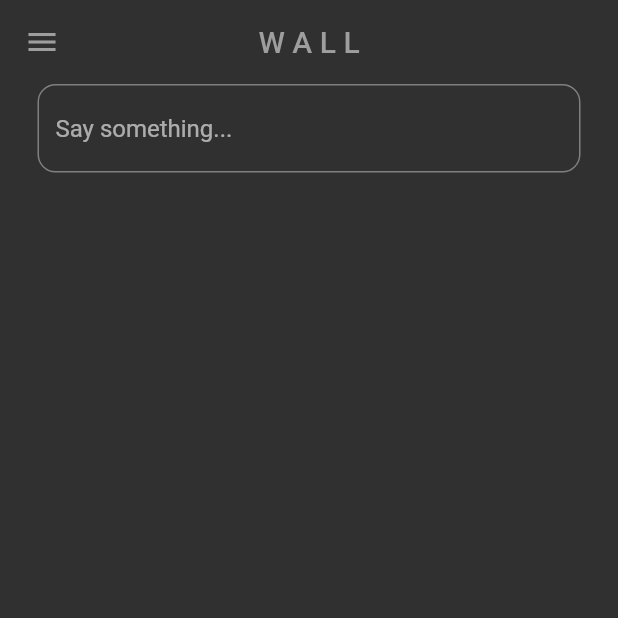
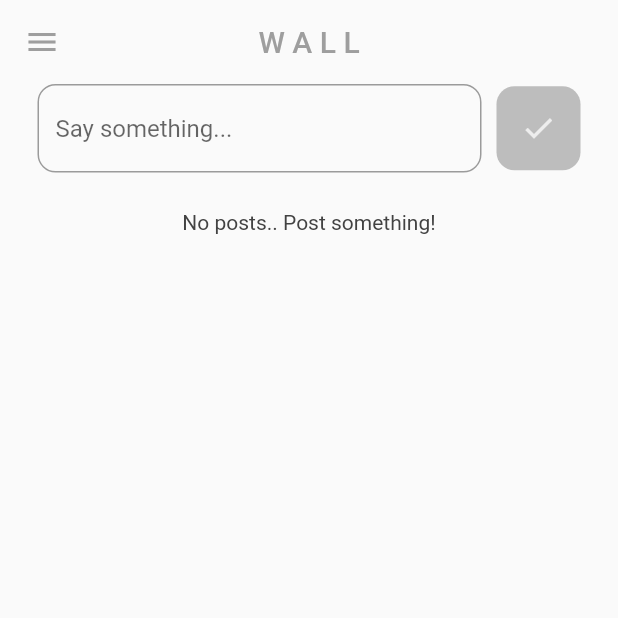
Before and after one commit to duyhayt/mini-app-firebase, a Flutter app: the screen it shows once a user with an empty profile is signed in, on a phone screen of 412 x 824 dp, the top half of it. Run offline on Flutter 3.47's test engine with Material 2 defaults, Android fonts, the phone set to English and light mode, and no system bars; our stand-ins replace cloud_firestore, firebase_auth, firebase_core; accounts and stored records are empty; network calls fail.

Commit message:
add post status

```diff
--- /dev/null
+++ b/lib/components/my_post_button.dart
@@ -0,0 +1,25 @@
+import 'package:flutter/material.dart';
+
+class MyPostButton extends StatelessWidget {
+  final void Function()? onTap;
+
+  const MyPostButton({super.key, this.onTap});
+
+  @override
+  Widget build(BuildContext context) {
+    return GestureDetector(
+      onTap: onTap,
+      child: Container(
+        decoration: BoxDecoration(color: Theme.of(context).colorScheme.secondary, borderRadius: BorderRadius.circular(12)),
+        padding: const EdgeInsets.all(16),
+        margin: const EdgeInsets.only(left: 10),
+        child: Center(
+          child: Icon(
+            Icons.done,
+            color: Theme.of(context).colorScheme.primary,
+          ),
+        ),
+      ),
+    );
+  }
+}
--- a/lib/database/firestore.dart
+++ b/lib/database/firestore.dart
@@ -1,4 +1,17 @@
+import 'package:cloud_firestore/cloud_firestore.dart';
+import 'package:firebase_auth/firebase_auth.dart';
 
 class FirestoreDatabase {
+  User? user = FirebaseAuth.instance.currentUser;
 
+  final CollectionReference posts = FirebaseFirestore.instance.collection('Posts');
+
+  Future<void> addPost(String message)  {
+    return posts.add({'UserEmail': user!.email, 'PostMessage': message, 'TimeStamp': Timestamp.now()});
+  }
+
+  Stream<QuerySnapshot> getPostsStream() {
+    final postsStream = FirebaseFirestore.instance.collection('Posts').orderBy('TimeStamp', descending: true).snapshots();
+    return postsStream;
+  }
 }
--- a/lib/main.dart
+++ b/lib/main.dart
@@ -25,7 +25,7 @@ class MyApp extends StatelessWidget {
     return MaterialApp(
       debugShowCheckedModeBanner: false,
       home: const AuthPage(),
-      theme: darkMode,
+      theme: lightMode,
       routes: {
         '/login_register_page': (context) => const LoginOrRegister(),
         '/home_page': (context) => const HomePage(),
--- a/lib/pages/home_page.dart
+++ b/lib/pages/home_page.dart
@@ -1,5 +1,7 @@
 import 'package:firebase_social_app/components/my_drawer.dart';
+import 'package:firebase_social_app/components/my_post_button.dart';
 import 'package:firebase_social_app/components/my_textfield.dart';
+import 'package:firebase_social_app/database/firestore.dart';
 import 'package:flutter/material.dart';
 
 class HomePage extends StatefulWidget {
@@ -10,7 +12,18 @@ class HomePage extends StatefulWidget {
 }
 
 class _HomePageState extends State<HomePage> {
+  final FirestoreDatabase database = FirestoreDatabase();
+
   TextEditingController newPostController = TextEditingController();
+
+  void postMessage() {
+    if (newPostController.text.isNotEmpty) {
+      String message = newPostController.text;
+      database.addPost(message);
+    }
+
+    newPostController.clear();
+  }
 
   @override
   Widget build(BuildContext context) {
@@ -27,8 +40,54 @@ class _HomePageState extends State<HomePage> {
         children: [
           Padding(
             padding: const EdgeInsets.symmetric(horizontal: 25.0),
-            child: MyTextField(hintText: "Say something...", obscureText: false, controller: newPostController),
-          )
+            child: Row(
+              children: [
+                Expanded(child: MyTextField(hintText: "Say something...", obscureText: false, controller: newPostController)),
+                MyPostButton(
+                  onTap: postMessage,
+                )
+              ],
+            ),
+          ),
+          StreamBuilder(
+              stream: database.getPostsStream(),
+              builder: (_, snapshot) {
+                if (snapshot.connectionState == ConnectionState.waiting) {
+                  return const Center(
+                    child: CircularProgressIndicator(),
+                  );
+                }
+                final posts = snapshot.data!.docs;
+                if (snapshot.data == null || posts.isEmpty) {
+                  return const Center(
+                      child: Padding(
+                    padding: EdgeInsets.all(25.0),
+                    child: Text("No posts.. Post something!"),
+                  ));
+                }
+                return Expanded(
+                  child: ListView.builder(
+                    itemCount: posts.length,
+                    itemBuilder: (_, index) {
+                      final post = posts[index];
+                      String message = post['PostMessage'];
+                      String userEmail = post['UserEmail'];
+                      String timestamp = post['TimeStamp'].toString();
+
+                      return Padding(
+                        padding: const EdgeInsets.only(left: 10, right: 10, bottom: 10),
+                        child: ListTile(
+                          title: Text(message),
+                          subtitle: Text(
+                            userEmail,
+                            style: TextStyle(color: Theme.of(context).colorScheme.secondary),
+                          ),
+                        ),
+                      );
+                    },
+                  ),
+                );
+              })
         ],
       ),
     );
```
